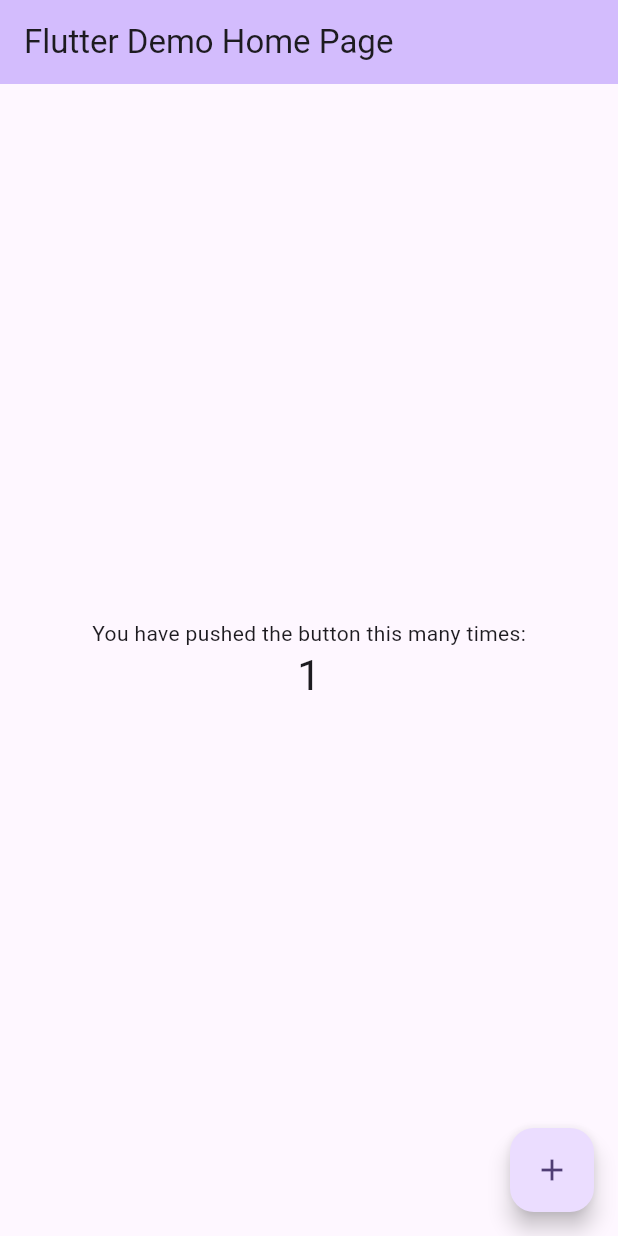
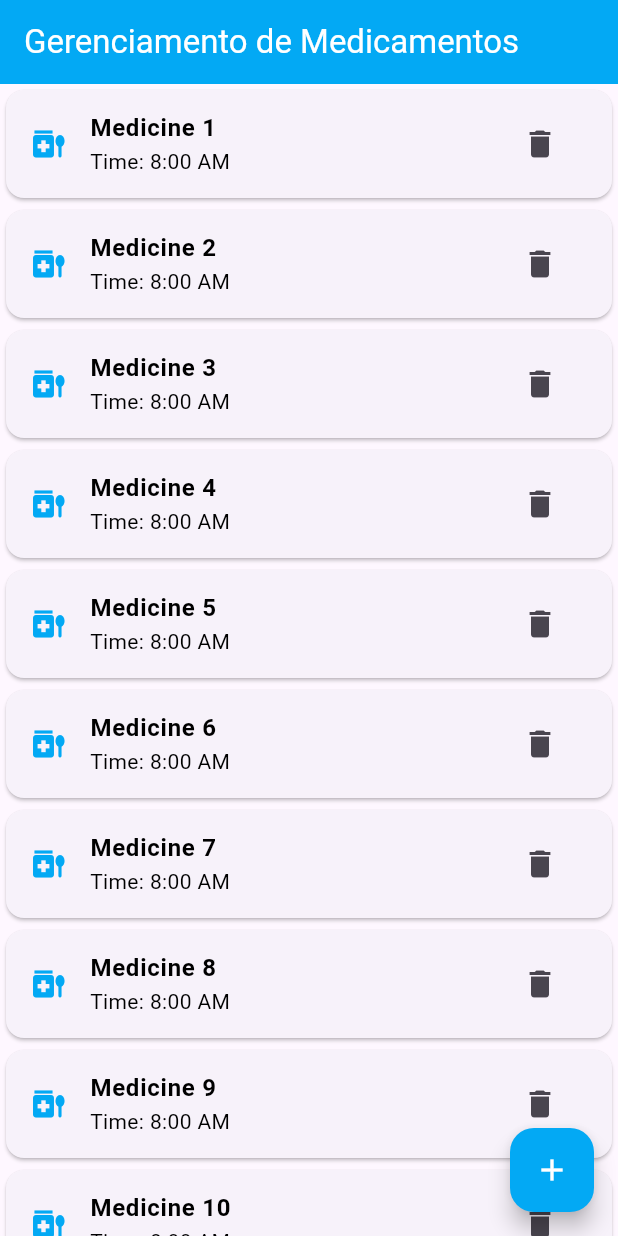
Before and after one commit to pedroluis-12/flutter_application_medi_scheduler, a Flutter app: the screen it shows after launch, after a tap on the "add" icon, on a phone screen of 412 x 824 dp. Run offline on Flutter 3.47's test engine with Material 3 defaults, Android fonts, the light colour scheme and no system bars.

Commit message:
feat: Implementa layout da listagem

```diff
--- /dev/null
+++ b/lib/features/list/model/medi_scheduler_list_model.dart
@@ -0,0 +1,6 @@
+class MediSchedulerListModel {
+  String? title;
+  String? subTitle;
+
+  MediSchedulerListModel({this.title, this.subTitle});
+}
--- /dev/null
+++ b/lib/features/list/repository/medi_scheduler_list_repository.dart
@@ -0,0 +1,21 @@
+import '../model/medi_scheduler_list_model.dart';
+
+class MediSchedulerListRepository {
+
+  Future<List<MediSchedulerListModel>> getList() async {
+    final List<MediSchedulerListModel> mediSchedulerList = await <MediSchedulerListModel>[
+      MediSchedulerListModel(title: 'Medicine 1', subTitle: 'Time: 8:00 AM'),
+      MediSchedulerListModel(title: 'Medicine 2', subTitle: 'Time: 8:00 AM'),
+      MediSchedulerListModel(title: 'Medicine 3', subTitle: 'Time: 8:00 AM'),
+      MediSchedulerListModel(title: 'Medicine 4', subTitle: 'Time: 8:00 AM'),
+      MediSchedulerListModel(title: 'Medicine 5', subTitle: 'Time: 8:00 AM'),
+      MediSchedulerListModel(title: 'Medicine 6', subTitle: 'Time: 8:00 AM'),
+      MediSchedulerListModel(title: 'Medicine 7', subTitle: 'Time: 8:00 AM'),
+      MediSchedulerListModel(title: 'Medicine 8', subTitle: 'Time: 8:00 AM'),
+      MediSchedulerListModel(title: 'Medicine 9', subTitle: 'Time: 8:00 AM'),
+      MediSchedulerListModel(title: 'Medicine 10', subTitle: 'Time: 8:00 AM'),
+    ];
+
+    return mediSchedulerList;
+  }
+}
--- /dev/null
+++ b/lib/features/list/view/medi_scheduler_list_view.dart
@@ -0,0 +1,83 @@
+import 'package:flutter/material.dart';
+import 'package:flutter_application_medi_scheduler/features/list/viewmodel/medi_scheduler_list_viewmodel.dart';
+import 'package:provider/provider.dart';
+
+import '../model/medi_scheduler_list_model.dart';
+
+class MediSchedulerListView extends StatelessWidget {
+  const MediSchedulerListView({super.key});
+
+  @override
+  Widget build(BuildContext context) {
+    return Scaffold(
+      appBar: AppBar(
+        title: const Text('Gerenciamento de Medicamentos',
+            style: TextStyle(color: Colors.white)),
+        backgroundColor: Colors.lightBlue,
+      ),
+      body: Consumer<MediSchedulerListViewModel>(
+          builder: (context, viewmodel, child) {
+        if (!viewmodel.fetchingData && viewmodel.mediSchedulerList.isEmpty) {
+          Provider.of<MediSchedulerListViewModel>(context, listen: false)
+              .getList();
+        }
+
+        if (viewmodel.fetchingData) {
+          return const Center(child: CircularProgressIndicator());
+        } else {
+          List<MediSchedulerListModel> mediSchedulerList =
+              viewmodel.mediSchedulerList;
+          return ListView.builder(
+            itemCount: mediSchedulerList.length,
+            itemBuilder: (context, index) {
+              return ListCard(
+                item: mediSchedulerList[index],
+              );
+            },
+          );
+        }
+      }),
+      floatingActionButton: FloatingActionButton(
+        onPressed: () {},
+        backgroundColor: Colors.lightBlue,
+        child: const Icon(Icons.add, color: Colors.white),
+      ),
+    );
+  }
+}
+
+class ListCard extends StatelessWidget {
+  const ListCard({super.key, required this.item});
+
+  final MediSchedulerListModel item;
+
+  @override
+  Widget build(BuildContext context) {
+    return Card(
+        child: GestureDetector(
+      onTap: () {
+        print('Card tapped');
+      },
+      child: ListTile(
+        leading: const Icon(Icons.medication_liquid, color: Colors.lightBlue),
+        title: Text(
+          item.title ?? "",
+          style: const TextStyle(
+              color: Colors.black, fontSize: 16, fontWeight: FontWeight.bold),
+          textAlign: TextAlign.start,
+        ),
+        subtitle: Text(
+          item.subTitle ?? "",
+          style: const TextStyle(
+              color: Colors.black, fontSize: 14, fontWeight: FontWeight.w400),
+        ),
+        trailing: IconButton(
+          icon: const Icon(Icons.delete),
+          onPressed: () {
+            print('Delete');
+          },
+        ),
+      ),
+    ));
+  }
+}
--- /dev/null
+++ b/lib/features/list/viewmodel/medi_scheduler_list_viewmodel.dart
@@ -0,0 +1,19 @@
+import 'package:flutter/widgets.dart';
+import '../repository/medi_scheduler_list_repository.dart';
+import '../model/medi_scheduler_list_model.dart';
+
+class MediSchedulerListViewModel extends ChangeNotifier {
+  final MediSchedulerListRepository _mediSchedulerListRepository = MediSchedulerListRepository();
+
+  bool fetchingData = false;
+
+  List<MediSchedulerListModel> _mediSchedulerList = [];
+  List<MediSchedulerListModel> get mediSchedulerList => _mediSchedulerList;
+
+  Future<void> getList() async {
+    fetchingData = true;
+    _mediSchedulerList = await _mediSchedulerListRepository.getList();
+    fetchingData = false;
+    notifyListeners();
+  }
+}
--- a/lib/main.dart
+++ b/lib/main.dart
@@ -1,125 +1,27 @@
 import 'package:flutter/material.dart';
+import 'package:flutter_application_medi_scheduler/features/list/view/medi_scheduler_list_view.dart';
+import 'package:flutter_application_medi_scheduler/features/list/viewmodel/medi_scheduler_list_viewmodel.dart';
+import 'package:provider/provider.dart';
 
 void main() {
-  runApp(const MyApp());
+  runApp(MultiProvider(
+    providers: [
+      ChangeNotifierProvider<MediSchedulerListViewModel>(
+          create: (_) => MediSchedulerListViewModel()
+      ),
+    ],
+    child: const MyApp(),
+  ));
 }
 
 class MyApp extends StatelessWidget {
   const MyApp({super.key});
 
-  // This widget is the root of your application.
   @override
   Widget build(BuildContext context) {
-    return MaterialApp(
-      title: 'Flutter Demo',
-      theme: ThemeData(
-        // This is the theme of your application.
-        //
-        // TRY THIS: Try running your application with "flutter run". You'll see
-        // the application has a purple toolbar. Then, without quitting the app,
-        // try changing the seedColor in the colorScheme below to Colors.green
-        // and then invoke "hot reload" (save your changes or press the "hot
-        // reload" button in a Flutter-supported IDE, or press "r" if you used
-        // the command line to start the app).
-        //
-        // Notice that the counter didn't reset back to zero; the application
-        // state is not lost during the reload. To reset the state, use hot
-        // restart instead.
-        //
-        // This works for code too, not just values: Most code changes can be
-        // tested with just a hot reload.
-        colorScheme: ColorScheme.fromSeed(seedColor: Colors.deepPurple),
-        useMaterial3: true,
-      ),
-      home: const MyHomePage(title: 'Flutter Demo Home Page'),
+    return const MaterialApp(
+      title: 'Medi Scheduler',
+      home: MediSchedulerListView(),
     );
   }
 }
-
-class MyHomePage extends StatefulWidget {
-  const MyHomePage({super.key, required this.title});
-
-  // This widget is the home page of your application. It is stateful, meaning
-  // that it has a State object (defined below) that contains fields that affect
-  // how it looks.
-
-  // This class is the configuration for the state. It holds the values (in this
-  // case the title) provided by the parent (in this case the App widget) and
-  // used by the build method of the State. Fields in a Widget subclass are
-  // always marked "final".
-
-  final String title;
-
-  @override
-  State<MyHomePage> createState() => _MyHomePageState();
-}
-
-class _MyHomePageState extends State<MyHomePage> {
-  int _counter = 0;
-
-  void _incrementCounter() {
-    setState(() {
-      // This call to setState tells the Flutter framework that something has
-      // changed in this State, which causes it to rerun the build method below
-      // so that the display can reflect the updated values. If we changed
-      // _counter without calling setState(), then the build method would not be
-      // called again, and so nothing would appear to happen.
-      _counter++;
-    });
-  }
-
-  @override
-  Widget build(BuildContext context) {
-    // This method is rerun every time setState is called, for instance as done
-    // by the _incrementCounter method above.
-    //
-    // The Flutter framework has been optimized to make rerunning build methods
-    // fast, so that you can just rebuild anything that needs updating rather
-    // than having to individually change instances of widgets.
-    return Scaffold(
-      appBar: AppBar(
-        // TRY THIS: Try changing the color here to a specific color (to
-        // Colors.amber, perhaps?) and trigger a hot reload to see the AppBar
-        // change color while the other colors stay the same.
-        backgroundColor: Theme.of(context).colorScheme.inversePrimary,
-        // Here we take the value from the MyHomePage object that was created by
-        // the App.build method, and use it to set our appbar title.
-        title: Text(widget.title),
-      ),
-      body: Center(
-        // Center is a layout widget. It takes a single child and positions it
-        // in the middle of the parent.
-        child: Column(
-          // Column is also a layout widget. It takes a list of children and
-          // arranges them vertically. By default, it sizes itself to fit its
-          // children horizontally, and tries to be as tall as its parent.
-          //
-          // Column has various properties to control how it sizes itself and
-          // how it positions its children. Here we use mainAxisAlignment to
-          // center the children vertically; the main axis here is the vertical
-          // axis because Columns are vertical (the cross axis would be
-          // horizontal).
-          //
-          // TRY THIS: Invoke "debug painting" (choose the "Toggle Debug Paint"
-          // action in the IDE, or press "p" in the console), to see the
-          // wireframe for each widget.
-          mainAxisAlignment: MainAxisAlignment.center,
-          children: <Widget>[
-            const Text(
-              'You have pushed the button this many times:',
-            ),
-            Text(
-              '$_counter',
-              style: Theme.of(context).textTheme.headlineMedium,
-            ),
-          ],
-        ),
-      ),
-      floatingActionButton: FloatingActionButton(
-        onPressed: _incrementCounter,
-        tooltip: 'Increment',
-        child: const Icon(Icons.add),
-      ), // This trailing comma makes auto-formatting nicer for build methods.
-    );
-  }
-}
--- a/pubspec.yaml
+++ b/pubspec.yaml
@@ -30,12 +30,10 @@ environment:
 dependencies:
   flutter:
     sdk: flutter
-  firebase_core: ^2.12.0
-  firebase_auth: ^4.6.1
-  google_sign_in: ^6.0.3
+
   flutter_facebook_auth: ^5.0.0
   sqflite: ^2.2.0+3
-
+  provider: ^6.1.1
 
   # The following adds the Cupertino Icons font to your application.
   # Use with the CupertinoIcons class for iOS style icons.
```
Also changed, not shown: pubspec.lock, 4 other files.
